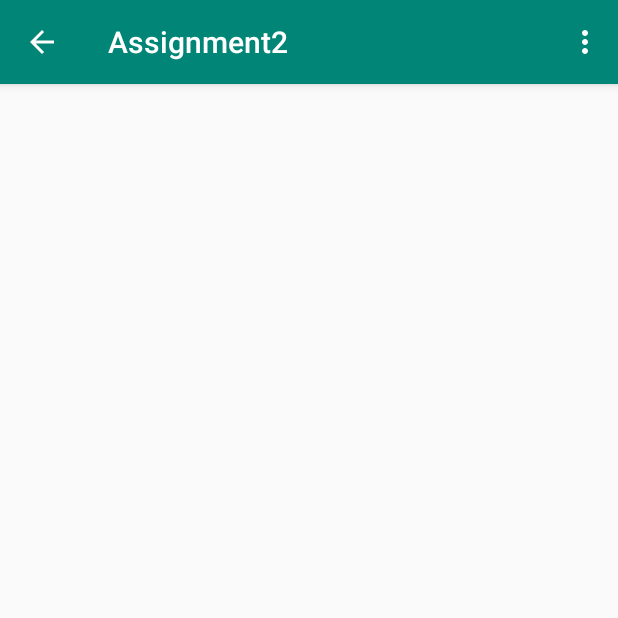
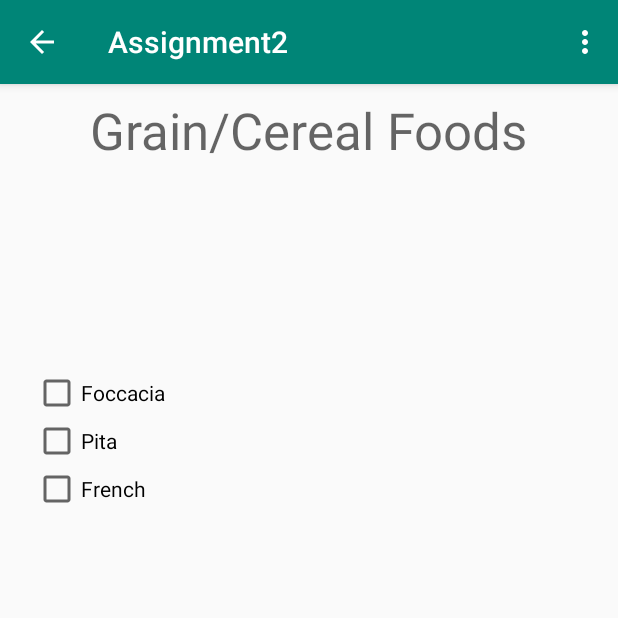
Before and after one commit to jharrilim/comp304-assignment2, an Android app: the GrainsActivity screen opened directly, with no data from a screen before it, on a phone screen of 412 x 824 dp, the top half of it. Run offline under Robolectric (Android 15) with nearby library versions, the phone set to English and light mode, and no system bars; our stand-ins replace Room's generated code, RxJava.

Commit message:
add grains

```diff
--- a/app/src/main/java/comp304/josephharrisonlim/assignment2/foods/GrainsActivity.kt
+++ b/app/src/main/java/comp304/josephharrisonlim/assignment2/foods/GrainsActivity.kt
@@ -1,13 +1,55 @@
 package comp304.josephharrisonlim.assignment2.foods
 
 import android.os.Bundle
+import android.widget.CheckBox
 import comp304.josephharrisonlim.assignment2.AbstractOptionsMenuActivity
 import comp304.josephharrisonlim.assignment2.R
+import comp304.josephharrisonlim.assignment2.data.Food
+import comp304.josephharrisonlim.assignment2.data.FoodDatabase
+import comp304.josephharrisonlim.assignment2.data.FoodType
+import io.reactivex.Single
+import io.reactivex.android.schedulers.AndroidSchedulers
+import io.reactivex.schedulers.Schedulers
+import kotlinx.android.synthetic.main.activity_grains.*
 
 class GrainsActivity : AbstractOptionsMenuActivity() {
+
+    private val grainItems: Array<Food> = arrayOf(
+            Food("Foccacia", 4.25, FoodType.GRAINS.name),
+            Food("Pita", 3.00, FoodType.GRAINS.name),
+            Food("French", 1.25, FoodType.GRAINS.name)
+    )
 
     override fun onCreate(savedInstanceState: Bundle?) {
         super.onCreate(savedInstanceState)
         setContentView(R.layout.activity_grains)
+        grainItems.map { food ->
+            val btn = CheckBox(this)
+            btn.text = food.name
+            FoodDatabase.getInstance(this)!!.foodDataDao().getAll()
+                    .subscribeOn(Schedulers.io())
+                    .observeOn(AndroidSchedulers.mainThread())
+                    .subscribe { foods ->
+                        for (f in foods) {
+                            if (f == food) {
+                                btn.isChecked = true
+                            }
+                        }
+                    }
+
+            btn.setOnCheckedChangeListener { _, isChecked ->
+                Single.fromCallable {
+                    val dao = FoodDatabase.getInstance(this)!!.foodDataDao()
+                    if (isChecked) {
+                        dao.insert(food)
+                    } else {
+                        dao.delete(food)
+                    }
+                }.subscribeOn(Schedulers.io())
+                        .observeOn(AndroidSchedulers.mainThread())
+                        .subscribe()
+            }
+            grainsLayout.addView(btn)
+        }
     }
 }
--- a/app/src/main/res/layout/activity_grains.xml
+++ b/app/src/main/res/layout/activity_grains.xml
@@ -6,4 +6,30 @@
     android:layout_height="match_parent"
     tools:context=".foods.GrainsActivity">
 
+    <TextView
+        android:id="@+id/textView4"
+        android:layout_width="wrap_content"
+        android:layout_height="wrap_content"
+        android:layout_marginStart="8dp"
+        android:layout_marginTop="8dp"
+        android:layout_marginEnd="8dp"
+        android:text="@string/grains"
+        android:textAppearance="@style/TextAppearance.AppCompat.Display1"
+        app:layout_constraintEnd_toEndOf="parent"
+        app:layout_constraintStart_toStartOf="parent"
+        app:layout_constraintTop_toTopOf="parent" />
+
+    <LinearLayout
+        android:id="@+id/grainsLayout"
+        android:layout_width="368dp"
+        android:layout_height="441dp"
+        android:layout_marginStart="8dp"
+        android:layout_marginTop="8dp"
+        android:layout_marginEnd="8dp"
+        android:layout_marginBottom="8dp"
+        android:orientation="vertical"
+        app:layout_constraintBottom_toBottomOf="parent"
+        app:layout_constraintEnd_toEndOf="parent"
+        app:layout_constraintStart_toStartOf="parent"
+        app:layout_constraintTop_toBottomOf="@+id/textView4"></LinearLayout>
 </android.support.constraint.ConstraintLayout>
```
